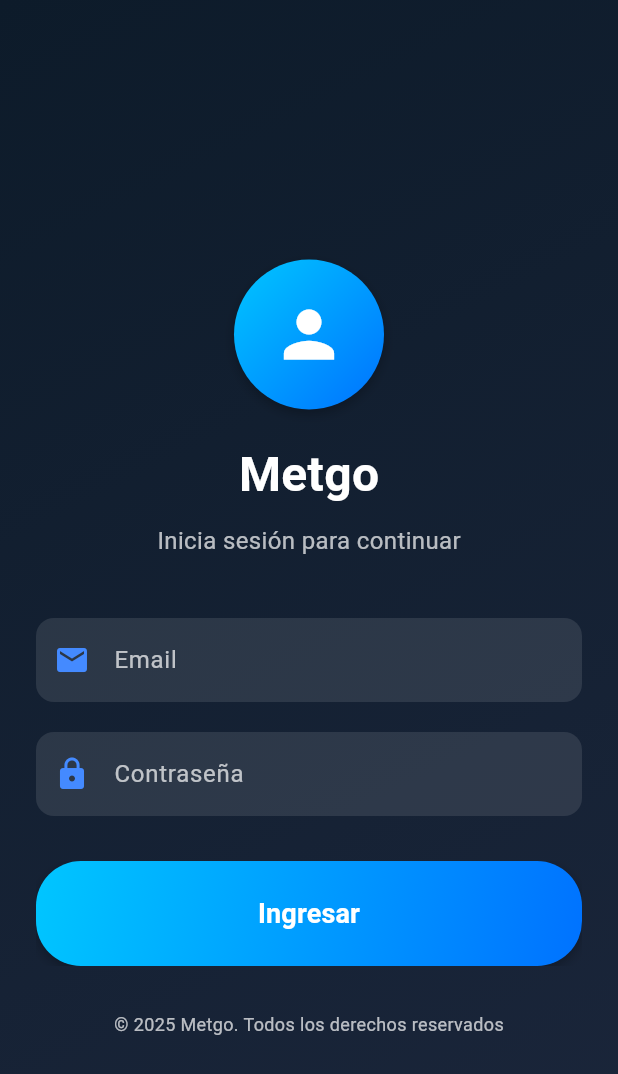
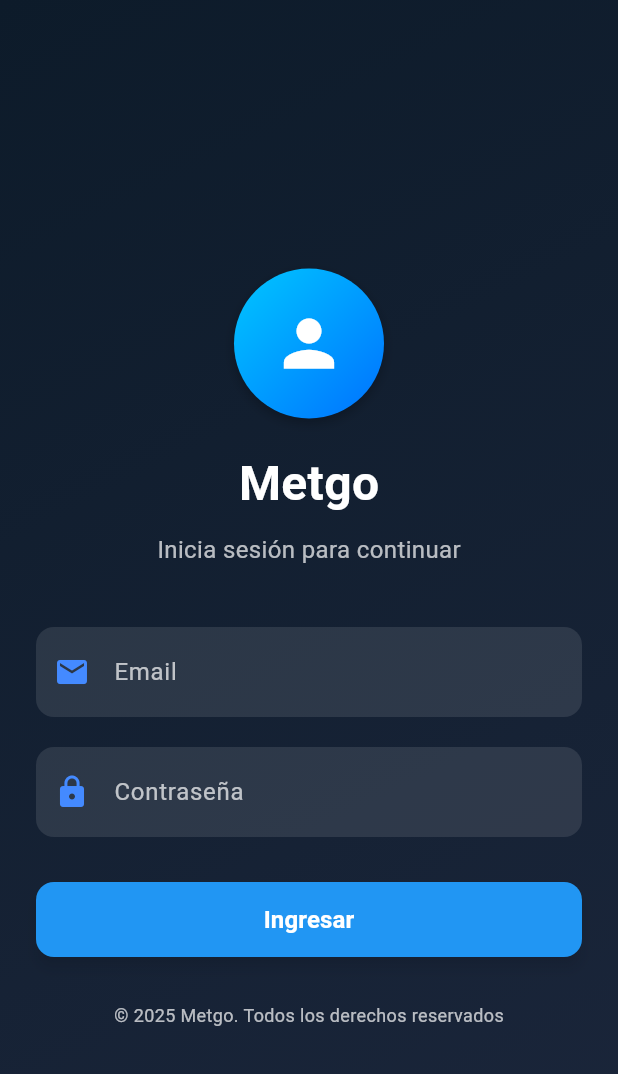
Before and after one commit to IsmaelPrado/MetGo, a Flutter app: the screen it shows after launch, on a phone screen of 412 x 824 dp. Shown: the top 1074 px of the screen. Run offline on Flutter 3.47's test engine with Material 3 defaults, Android fonts, the phone set to English and light mode, and no system bars; our stand-ins replace geolocator, google_maps_flutter, shared_preferences.

```diff
--- a/lib/core/routes/app_routes.dart
+++ b/lib/core/routes/app_routes.dart
@@ -1,6 +1,7 @@
 import 'package:flutter/material.dart';
-import 'package:metgo/presentation/screens/login_screen.dart';
-import 'package:metgo/presentation/screens/home_screen.dart';
+import 'package:metgo/core/widgets/app_scaffold.dart';
+import 'package:metgo/features/auth/presentation/login_screen.dart';
+
 
 class AppRoutes {
   static const String login = '/login';
@@ -8,6 +9,6 @@ class AppRoutes {
 
   static Map<String, WidgetBuilder> routes = {
     login: (context) => const LoginScreen(),
-    home: (context) => const HomeScreen(),
+    home: (context) => const AppScaffold(),
   };
 }
--- /dev/null
+++ b/lib/core/widgets/custom_button.dart
@@ -0,0 +1,66 @@
+import 'package:flutter/material.dart';
+
+class CustomButton extends StatelessWidget {
+  final String text;
+  final VoidCallback onPressed;
+  final Color backgroundColor;
+  final Color textColor;
+  final double height;
+  final double borderRadius;
+  final double fontSize;
+  final IconData? icon; // icono opcional
+  final Color? iconColor;
+
+  const CustomButton({
+    super.key,
+    required this.text,
+    required this.onPressed,
+    this.backgroundColor = Colors.blue,
+    this.textColor = Colors.white,
+    this.height = 50,
+    this.borderRadius = 12,
+    this.fontSize = 16,
+    this.icon,
+    this.iconColor,
+  });
+
+  @override
+  Widget build(BuildContext context) {
+    return ElevatedButton(
+      onPressed: onPressed,
+      style: ElevatedButton.styleFrom(
+        minimumSize: Size(double.infinity, height),
+        backgroundColor: backgroundColor,
+        shape: RoundedRectangleBorder(
+          borderRadius: BorderRadius.circular(borderRadius),
+        ),
+        elevation: 4,
+        shadowColor: Colors.black45,
+      ),
+      child: icon == null
+          ? Text(
+              text,
+              style: TextStyle(
+                color: textColor,
+                fontSize: fontSize,
+                fontWeight: FontWeight.bold,
+              ),
+            )
+          : Row(
+              mainAxisAlignment: MainAxisAlignment.center,
+              children: [
+                Icon(icon, color: iconColor ?? textColor),
+                const SizedBox(width: 8),
+                Text(
+                  text,
+                  style: TextStyle(
+                    color: textColor,
+                    fontSize: fontSize,
+                    fontWeight: FontWeight.bold,
+                  ),
+                ),
+              ],
+            ),
+    );
+  }
+}
--- a/lib/presentation/widgets/custom_text_field.dart
+++ b/lib/core/widgets/custom_text_field.dart
@@ -3,15 +3,15 @@ import 'package:flutter/material.dart';
 class CustomTextField extends StatelessWidget {
   final TextEditingController controller;
   final String label;
+  final IconData? icon; // <-- agregado
   final bool obscureText;
-  final IconData icon;
   final String? Function(String?)? validator;
 
   const CustomTextField({
     super.key,
     required this.controller,
     required this.label,
-    required this.icon,
+    this.icon,
     this.obscureText = false,
     this.validator,
   });
@@ -21,19 +21,22 @@ class CustomTextField extends StatelessWidget {
     return TextFormField(
       controller: controller,
       obscureText: obscureText,
+      validator: validator,
       decoration: InputDecoration(
-        prefixIcon: Icon(icon, color: Colors.blueAccent),
         labelText: label,
         labelStyle: const TextStyle(color: Colors.white70),
+        prefixIcon: icon != null
+            ? Icon(icon, color: Colors.blueAccent) // aquí se aplica el icon
+            : null,
         filled: true,
         fillColor: Colors.white.withOpacity(0.1),
         border: OutlineInputBorder(
           borderRadius: BorderRadius.circular(12),
           borderSide: BorderSide.none,
         ),
+        contentPadding: const EdgeInsets.symmetric(vertical: 18, horizontal: 16),
       ),
       style: const TextStyle(color: Colors.white),
-      validator: validator,
     );
   }
 }
--- a/lib/data/services/auth_service.dart
+++ b/lib/features/auth/data/services/auth_service.dart
@@ -3,7 +3,7 @@ class AuthService {
     // Simulación de autenticación
     await Future.delayed(const Duration(seconds: 1));
 
-    if (email == "test@email.com" && password == "123456") {
+    if (email == "test" && password == "123456") {
       return true;
     }
     return false;
--- a/lib/presentation/controllers/login_controller.dart
+++ b/lib/features/auth/presentation/controllers/login_controller.dart
@@ -1,6 +1,6 @@
 import 'package:flutter/material.dart';
-import 'package:metgo/data/services/auth_service.dart';
-import 'package:metgo/data/services/session_service.dart';
+import 'package:metgo/features/auth/data/services/auth_service.dart';
+import 'package:metgo/features/auth/data/services/session_service.dart';
 import 'package:metgo/core/routes/app_routes.dart';
 
 class LoginController {
--- a/lib/presentation/screens/login_screen.dart
+++ b/lib/features/auth/presentation/login_screen.dart
@@ -1,7 +1,9 @@
 import 'package:flutter/material.dart';
-import 'package:metgo/presentation/widgets/custom_button.dart';
-import 'package:metgo/presentation/widgets/custom_text_field.dart';
-import 'package:metgo/presentation/controllers/login_controller.dart';
+import 'package:metgo/core/widgets/custom_button.dart';
+import 'package:metgo/core/widgets/custom_text_field.dart';
+import 'package:metgo/features/auth/presentation/controllers/login_controller.dart';
+
+
 import 'package:metgo/core/utils/validators.dart';
 
 class LoginScreen extends StatefulWidget {
@@ -88,7 +90,7 @@ class _LoginScreenState extends State<LoginScreen> {
                             controller: _emailController,
                             label: 'Email',
                             icon: Icons.email,
-                            validator: Validators.email,
+                            //validator: Validators.email,
                           ),
                           const SizedBox(height: 20),
                           CustomTextField(
--- a/lib/main.dart
+++ b/lib/main.dart
@@ -1,6 +1,6 @@
 import 'package:flutter/material.dart';
 import 'package:metgo/core/routes/app_routes.dart';
-import 'package:metgo/data/services/session_service.dart';
+import 'package:metgo/features/auth/data/services/session_service.dart';
 
 void main() {
   runApp(const MyApp());
--- a/lib/presentation/widgets/custom_button.dart
+++ /dev/null
@@ -1,57 +0,0 @@
-import 'package:flutter/material.dart';
-
-class CustomButton extends StatelessWidget {
-  final String text;
-  final VoidCallback onPressed;
-
-  const CustomButton({
-    super.key,
-    required this.text,
-    required this.onPressed,
-  });
-
-  @override
-  Widget build(BuildContext context) {
-    return ElevatedButton(
-      style: ElevatedButton.styleFrom(
-        padding: EdgeInsets.zero, // 🔹 eliminamos padding para no afectar el tamaño
-        shape: RoundedRectangleBorder(
-          borderRadius: BorderRadius.circular(30),
-        ),
-        backgroundColor: Colors.transparent,
-        elevation: 0,
-        minimumSize: const Size(double.infinity, 70), // 🔹 define tamaño mínimo
-      ),
-      onPressed: onPressed,
-      child: Ink(
-        decoration: BoxDecoration(
-          gradient: const LinearGradient(
-            colors: [Color(0xFF00C6FF), Color(0xFF0072FF)],
-            begin: Alignment.topLeft,
-            end: Alignment.bottomRight,
-          ),
-          borderRadius: BorderRadius.circular(30),
-          boxShadow: const [
-            BoxShadow(
-              color: Colors.black26,
-              blurRadius: 6,
-              offset: Offset(0, 3),
-            ),
-          ],
-        ),
-        child: Container(
-          height: 70, // 🔹 altura del área azul
-          alignment: Alignment.center,
-          child: Text(
-            text,
-            style: const TextStyle(
-              fontSize: 18,
-              color: Colors.white,
-              fontWeight: FontWeight.bold,
-            ),
-          ),
-        ),
-      ),
-    );
-  }
-}
--- a/pubspec.yaml
+++ b/pubspec.yaml
@@ -9,6 +9,10 @@ environment:
 dependencies:
   flutter:
     sdk: flutter
+  geolocator: ^14.0.2
+  google_maps_flutter: ^2.13.1
+  http: ^1.5.0
+  provider: ^6.1.5+1
   shared_preferences: ^2.5.3
 
 dev_dependencies:
@@ -18,3 +22,5 @@ dev_dependencies:
 
 flutter:
   uses-material-design: true
+  assets:
+    - assets/icons/
```
Also changed, not shown: lib/core/widgets/app_scaffold.dart (added, +45 -0 lines), lib/core/widgets/bottom_nav_bar.dart (added, +34 -0 lines), lib/features/home/data/services/google_maps_service.dart (added, +42 -0 lines), lib/features/home/domain/models/place.dart (added, +31 -0 lines), lib/features/home/presentation/controllers/home_controller.dart (added, +120 -0 lines), lib/features/home/presentation/home_screen.dart (added, +72 -0 lines), lib/features/profile/presentation/profile_screen.dart (added, +79 -0 lines), lib/presentation/screens/home_screen.dart (deleted, +0 -61 lines), assets/icons/hospital.png (added), assets/icons/pharmacy.png (added), lib/features/auth/data/services/session_service.dart (renamed from lib/data/services/session_service.dart), pubspec.lock, 4 other files.
